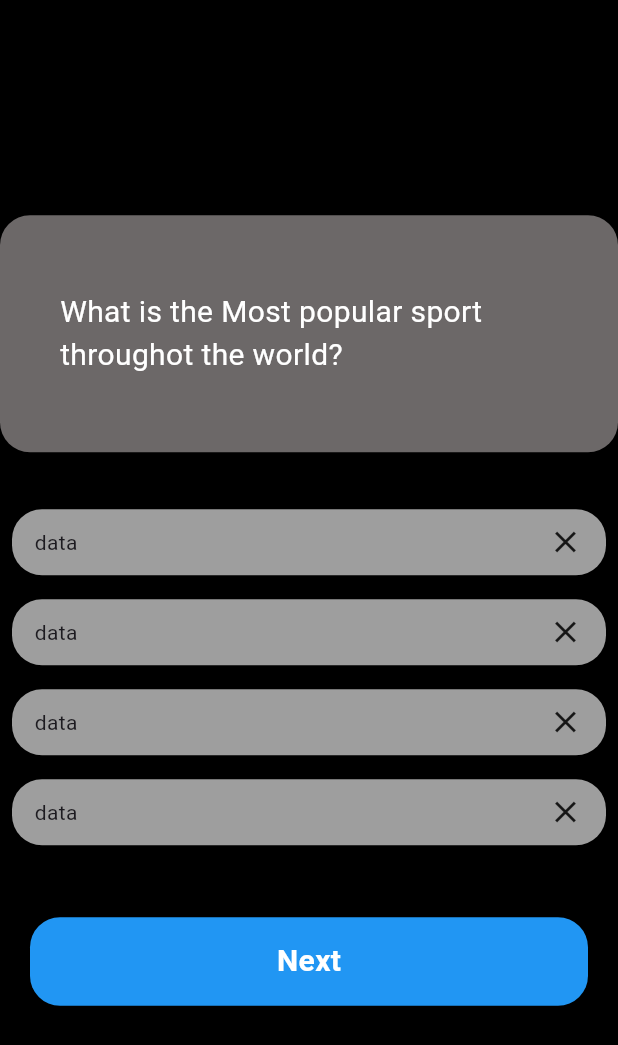
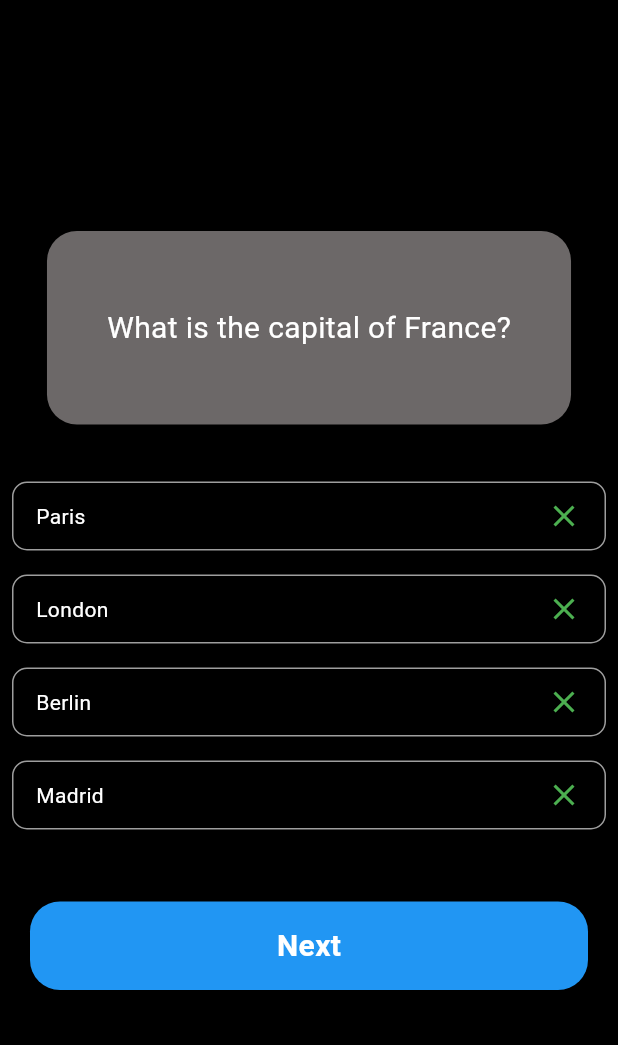
Before and after one commit to Poornima2610/quiz_App, a Flutter app: the screen it shows after launch, on a phone screen of 412 x 824 dp. Shown: the top 1045 px of the screen. Run offline on Flutter 3.47's test engine with Material 3 defaults, Android fonts, the phone set to English and light mode, and no system bars.

```diff
--- /dev/null
+++ b/lib/controller/home_screen_controller.dart
@@ -0,0 +1,21 @@
+import 'package:flutter_application_1/model/quiz_screen_models/quizscreen_model.dart';
+
+class HomeScreenController{
+ static List<questionsModel> questionsData = [
+    questionsModel(
+      question: "What is the capital of France?",
+      questionsList: ['Paris', 'London', 'Berlin', 'Madrid'],
+      correctAnsInd: 0,
+    ),
+     questionsModel(
+      question: "What is 7 + 3?",
+      questionsList: ['10', '12', '15', '14'],
+      correctAnsInd: 0,
+    ),
+     questionsModel(
+      question: "What is the capital of France?",
+      questionsList: ['Paris', 'London', 'Berlin', 'Madrid'],
+      correctAnsInd: 0,
+    ),
+  ];
+}
--- /dev/null
+++ b/lib/model/quiz_screen_models/quizscreen_model.dart
@@ -0,0 +1,12 @@
+class questionsModel{
+  String question;
+  List<String> questionsList;
+  int correctAnsInd;
+
+  questionsModel({
+    required this.question,
+    required this.questionsList,
+    required this.correctAnsInd
+
+  });
+}
--- a/lib/view/home_screen/home_screen.dart
+++ b/lib/view/home_screen/home_screen.dart
@@ -1,8 +1,16 @@
 import 'package:flutter/material.dart';
+import 'package:flutter_application_1/controller/home_screen_controller.dart';
 
-class HomeScreen extends StatelessWidget {
+class HomeScreen extends StatefulWidget {
   const HomeScreen({super.key});
 
+  @override
+  State<HomeScreen> createState() => _HomeScreenState();
+}
+
+class _HomeScreenState extends State<HomeScreen> {
+  int currentquestionindex = 0;
+  int? selectedAnswerIndex;
   @override
   Widget build(BuildContext context) {
     return Scaffold(
@@ -20,40 +28,98 @@ class HomeScreen extends StatelessWidget {
                 padding:
                     const EdgeInsets.symmetric(horizontal: 10, vertical: 20),
                 child: Text(
-                  "What is the Most popular sport throughot the world?",
+                  HomeScreenController
+                      .questionsData[currentquestionindex].question,
                   style: TextStyle(color: Colors.white, fontSize: 20),
                 ),
               ),
             ),
           ),
-          SizedBox(height: 30,),
+          SizedBox(
+            height: 30,
+          ),
           Column(
             children: List.generate(
                 4,
-                (index) => Padding(
+                (index) => InkWell(
+                      onTap: () {
+                        if(selectedAnswerIndex==null){
+                          selectedAnswerIndex=index;
+                          print(selectedAnswerIndex);
+                          setState(() {});
+                        }
+
+
+                      },
+                      child: Padding(
                         padding: const EdgeInsets.all(8.0),
                         child: Container(
-                    decoration: BoxDecoration(color:Colors.grey,borderRadius: BorderRadius.circular(20)),
+                          decoration: BoxDecoration(
+                              color: Colors.transparent,
+                              borderRadius: BorderRadius.circular(10),
+                              border: Border.all(
+                                  color: selectedAnswerIndex == index
+                                      ? selectedAnswerIndex ==
+                                              HomeScreenController
+                                                  .questionsData[
+                                                      currentquestionindex]
+                                                  .correctAnsInd
+                                          ? Colors.green
+                                          : Colors.red
+                                      : Colors.grey)),
                           child: Padding(
-                          padding: const EdgeInsets.symmetric(horizontal: 15,vertical: 10),
+                            padding: const EdgeInsets.symmetric(
+                                horizontal: 15, vertical: 10),
                             child: Row(
                               mainAxisAlignment: MainAxisAlignment.spaceBetween,
-                            children: [Text("data"), Icon(Icons.close)],
+                              children: [
+                                Text(
+                                  HomeScreenController
+                                      .questionsData[currentquestionindex]
+                                      .questionsList[index],
+                                  style: TextStyle(color: Colors.white),
+                                ),
+                                Icon(
+                                  Icons.close,
+                                  color: Colors.green,
+                                )
+                              ],
+                            ),
                           ),
                         ),
                       ),
                     )),
           ),
-          SizedBox(height: 30,),
+          SizedBox(
+            height: 30,
+          ),
           Padding(
-            padding: const EdgeInsets.symmetric(horizontal: 20,vertical: 10),
+            padding: const EdgeInsets.symmetric(horizontal: 20, vertical: 10),
+            child: InkWell(
+              onTap: () {
+                if (currentquestionindex <
+                    HomeScreenController.questionsData.length - 1) {
+                  currentquestionindex++;
+                  setState(() {});
+                }
+              },
               child: Container(
                 width: double.infinity,
-              decoration: BoxDecoration(color:Colors.blue,borderRadius: BorderRadius.circular(20)),
-              child: Center(child: Padding(
+                decoration: BoxDecoration(
+                    color: Colors.blue,
+                    borderRadius: BorderRadius.circular(20)),
+                child: Center(
+                    child: Padding(
                   padding: const EdgeInsets.all(15),
-                child: Text("Next",style: TextStyle(color: Colors.white,fontWeight: FontWeight.bold,fontSize: 20),),
+                  child: Text(
+                    "Next",
+                    style: TextStyle(
+                        color: Colors.white,
+                        fontWeight: FontWeight.bold,
+                        fontSize: 20),
+                  ),
                 )),
+              ),
             ),
           )
         ],
```
Lines whose indentation alone changed are shown as unchanged.
